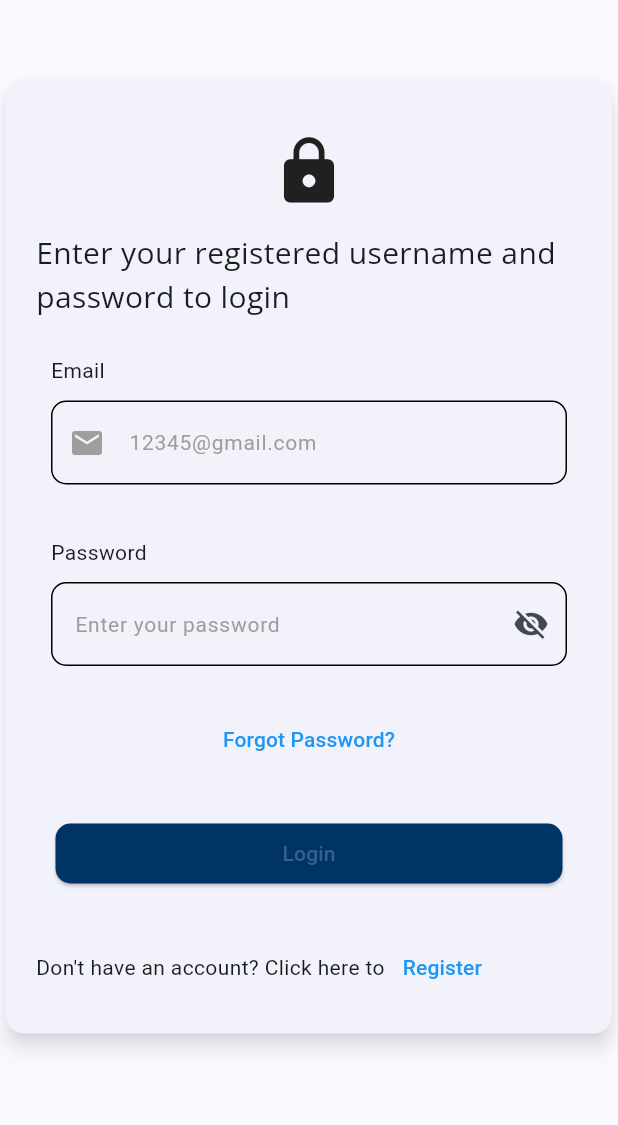
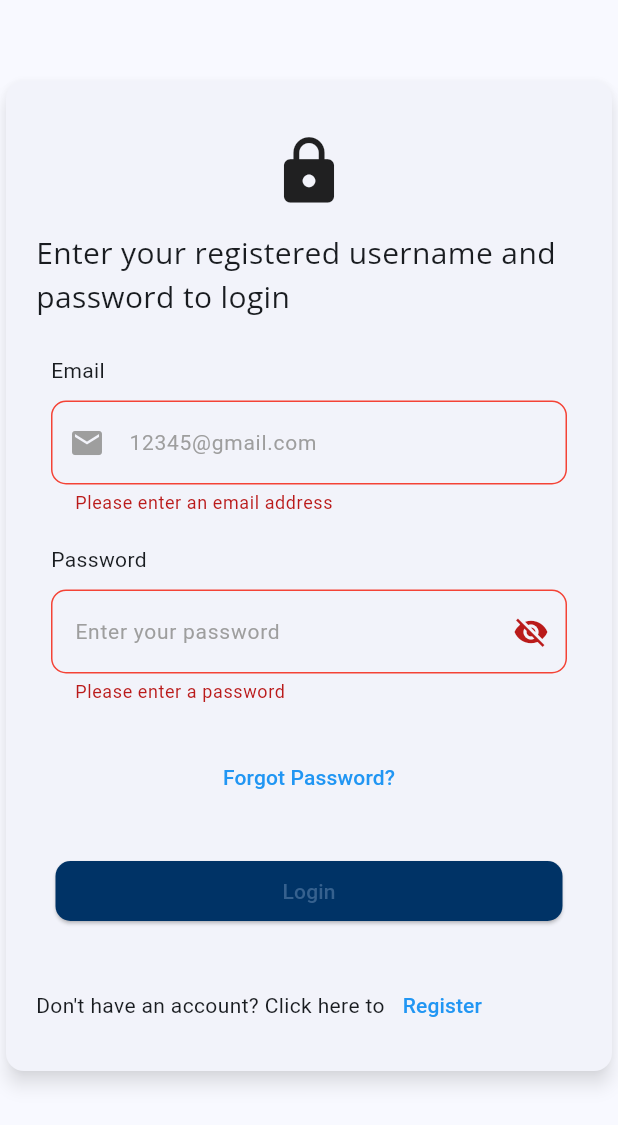
Before and after one commit to Maxwell-016/Residential-Tracker-and-booking, a Flutter app: the screen it shows after launch, after a tap on "Login", on a phone screen of 412 x 824 dp. Shown: the top 1125 px of the screen. Run offline on Flutter 3.47's test engine with Material 3 defaults, Android fonts, the phone set to English and light mode, and no system bars; our stand-ins replace cloud_firestore, email_validator, firebase_auth, firebase_core, flutter_hooks, flutter_riverpod and 3 more; accounts and stored records are empty.

Commit message:
"night bird"

```diff
--- a/flutter_frontend/lib/View-Model/navigation/routes.dart
+++ b/flutter_frontend/lib/View-Model/navigation/routes.dart
@@ -5,6 +5,7 @@ import 'package:flutter_frontend/View/Screens/email_verification_page.dart';
 import 'package:flutter_frontend/View/Screens/forgot_password.dart';
 import 'package:flutter_frontend/View/Screens/login_page.dart';
 import 'package:flutter_frontend/View/Screens/registration_page.dart';
+import 'package:flutter_riverpod/flutter_riverpod.dart';
 import 'package:go_router/go_router.dart';
 
 import '../../View/Screens/student_dash.dart';
@@ -17,20 +18,21 @@ class Routes {
     required this.changeTheme,
     required this.changeColor,
     required this.colorSelected,
+     required this.appdirect,
+
    });
 
   final ColorSelection colorSelected;
   final void Function(bool useLightMode) changeTheme;
   final void Function(int value) changeColor;
-
-
+   final Future<String?> Function(BuildContext, GoRouterState) appdirect;
 
 
    GoRouter routeMaker(BuildContext context) {
      double deviceWidth = MediaQuery.of(context).size.width;
      return GoRouter(
        initialLocation: '/login',
-      redirect:  _appRedirect,
+       redirect:  appdirect,
 
 
 
@@ -134,17 +136,8 @@ class Routes {
        },
      );
    }
+
+
+
+
 }
-// bool loggedIn=false;
-
-Future<String?> _appRedirect(
-    BuildContext context, GoRouterState state) async {
-      return null;
-
-  // to be implemented
-  // if(!loggedIn){
-  //   return '/login';
-  // }else{
-  //   return '/login';
-  // }
-    }
--- a/flutter_frontend/lib/View-Model/view_model.dart
+++ b/flutter_frontend/lib/View-Model/view_model.dart
@@ -1,7 +1,21 @@
 import 'dart:async';
 
 import 'package:flutter/material.dart';
+import 'package:flutter_frontend/View-Model/utils/user_dao.dart';
 import 'package:flutter_riverpod/flutter_riverpod.dart';
+
+
+final userDaoProvider = ChangeNotifierProvider<UserDao>((ref) {
+  return UserDao();
+});
+
+
+
+final selectedNameProvider=StateProvider<String>((ref)=>'Student');
+
+
+
+
 
 final viewModel =
     ChangeNotifierProvider.autoDispose<ViewModel>((ref) => ViewModel());
--- a/flutter_frontend/lib/View/Screens/login_page.dart
+++ b/flutter_frontend/lib/View/Screens/login_page.dart
@@ -6,9 +6,13 @@ import 'package:flutter_frontend/View/Components/google_fonts.dart';
 import 'package:flutter_frontend/View/Components/link_button.dart';
 import 'package:flutter_frontend/View/Components/password_field.dart';
 import 'package:flutter_frontend/View/Components/text_field.dart';
+import 'package:flutter_frontend/View/Screens/registration_page.dart';
 import 'package:flutter_hooks/flutter_hooks.dart';
 import 'package:go_router/go_router.dart';
 import 'package:hooks_riverpod/hooks_riverpod.dart';
+
+import '../../View-Model/view_model.dart';
+import '../../security/hashPassword.dart';
 
 class LoginPage extends HookConsumerWidget{
   final double width;
@@ -16,11 +20,14 @@ class LoginPage extends HookConsumerWidget{
 
   @override
   Widget build(BuildContext context, WidgetRef ref) {
+    final GlobalKey<FormState> _formKeylogin = GlobalKey<FormState>();
     TextEditingController emailController = useTextEditingController();
     FocusNode emailFocus = useFocusNode();
     TextEditingController passController = useTextEditingController();
     FocusNode passFocus = useFocusNode();
     bool isDark = Theme.of(context).brightness == Brightness.dark;
+
+    final userDao = ref.watch(userDaoProvider);
     return SafeArea(child: Scaffold(
       body: SingleChildScrollView(
         child: Center(
@@ -38,12 +45,51 @@ class LoginPage extends HookConsumerWidget{
                       SizedBox(),
                       Icon(Icons.lock,size: 50.0,),
                       UseFont(text: 'Enter your registered username and password to login', myFont: 'Open Sans', size: 20.0,),
-                      MyTextField(label: 'Email', placeHolder: '12345@gmail.com', controller: emailController, icon: Icon(Icons.email), fieldValidator: Validators.emailValidator, focusNode: emailFocus, width: width,),
+                      Form(
+                        key: _formKeylogin,
+                          child:
+                          Column(
+                            children: [
+                      MyTextField(label: 'Email',
+                        placeHolder: '12345@gmail.com',
+                        controller: emailController, icon: Icon(Icons.email),
+                        fieldValidator: Validators.emailValidator, focusNode: emailFocus, width: width,),
                       PasswordField(label: 'Password', placeHolder: 'Enter your password', controller: passController, hidePassword: Icon(Icons.visibility_off), showPassword: Icon(Icons.visibility), fieldValidator: Validators.passwordValidator, focusNode: passFocus, width: width,),
+                       ]),
+                      ),
                       LinkButton(onPressed: (){context.go('/forgot-password');}, text: 'Forgot Password?'),
+
+
                       FunctionButton(text:
-                      'Login', onPressed: (){
-                        // context.go("/demo");
+                      'Login', onPressed: () async {
+    if (_formKeylogin.currentState!.validate()) {
+
+      final errorMessage = await userDao.signIn(
+          emailController.text,
+          hashPassword(passController.text)
+      );
+    if (errorMessage == null||errorMessage =="Student"||errorMessage =="Admin"||errorMessage =="Landload") {
+    context.go('/studentdashboard');
+    } else {
+   //   if (!mounted) return;
+
+      ScaffoldMessenger.of(context).showSnackBar(
+        SnackBar(
+          content: Text(errorMessage),
+          duration: const Duration(milliseconds: 700),
+        ),
+      );
+    }
+
+
+
+
+
+    }
+
+
+
+
 
 
                       },
@@ -52,11 +98,26 @@ class LoginPage extends HookConsumerWidget{
                         width: width,
                         child: Row(children: [
                           Text('Don\'t have an account? Click here to'),
-                          LinkButton(onPressed: (){context.go('/registration');}, text: 'Register'),
+                          LinkButton(onPressed: (){
+
+                            ///to be fixed
+                           // context.go('/registration');
+                            double deviceWidth = MediaQuery.of(context).size.width;
+                            Navigator.push(
+                              context,
+                              MaterialPageRoute(builder: (context) =>   RegistrationPage(
+                                width: deviceWidth / 1.1,
+                              )
+                              ),
+                            );
+
+
+                          }, text: 'Register'),
                         ],),
                       )
                     ],
                   ),
+
                 ),
               ),
             ],
--- a/flutter_frontend/lib/main.dart
+++ b/flutter_frontend/lib/main.dart
@@ -6,7 +6,9 @@ import 'package:flutter/services.dart';
 import 'package:flutter_frontend/View-Model/navigation/routes.dart';
 import 'package:flutter_frontend/constants.dart';
 import 'package:flutter_riverpod/flutter_riverpod.dart';
+import 'package:go_router/go_router.dart';
 
+import 'View-Model/view_model.dart';
 import 'firebase_options.dart';
 
 Future<void> main() async {
@@ -34,15 +36,15 @@ class CustomScrollBehavior extends MaterialScrollBehavior {
   };
 }
 
-class ResidentialTrackerAndBooking extends StatefulWidget {
+class ResidentialTrackerAndBooking extends ConsumerStatefulWidget {
   const ResidentialTrackerAndBooking({super.key});
 
   @override
-  State<StatefulWidget> createState()=>_StateResidentialTrackerAndBooking();
+  ConsumerState<ResidentialTrackerAndBooking> createState()=>_StateResidentialTrackerAndBooking();
 
 }
 
-class _StateResidentialTrackerAndBooking extends   State<StatefulWidget>{
+class _StateResidentialTrackerAndBooking extends   ConsumerState<ResidentialTrackerAndBooking>{
 
 
   ThemeMode themeMode =ThemeMode.light;
@@ -65,10 +67,39 @@ class _StateResidentialTrackerAndBooking extends   State<StatefulWidget>{
   }
 
 
+  Future<String?> _appRedirect(
+      BuildContext context, GoRouterState state) async {
+    final userDao = ref.watch(userDaoProvider);
+    final loggedIn=userDao.isLoggedIn();
+
+
+    // final loggedIn = await _auth.loggedIn;
+    final isOnLoginPage = state.matchedLocation == '/login';
+
+
+
+    // Go to /login if the user is not signed in
+    if (!loggedIn) {
+      return '/login';
+    }
+
+
+    else if (loggedIn && isOnLoginPage) {
+      return '/studentdashboard';
+
+    }
+
+    // no redirect
+    return null;
+
+
+  }
+
+
   // This widget is the root of your application.
   @override
   Widget build(BuildContext context) {
-    var routes =   Routes(changeTheme: changeThemeMode, changeColor: changeColor, colorSelected: colorSelectied);
+    var routes =   Routes(changeTheme: changeThemeMode, changeColor: changeColor, colorSelected: colorSelectied,appdirect: _appRedirect);
 
     return MaterialApp.router(
       debugShowCheckedModeBanner: false,
```
Also changed, not shown: flutter_frontend/lib/View/Screens/registration_page.dart (+105 -66 lines). Lines whose indentation alone changed are shown as unchanged.
